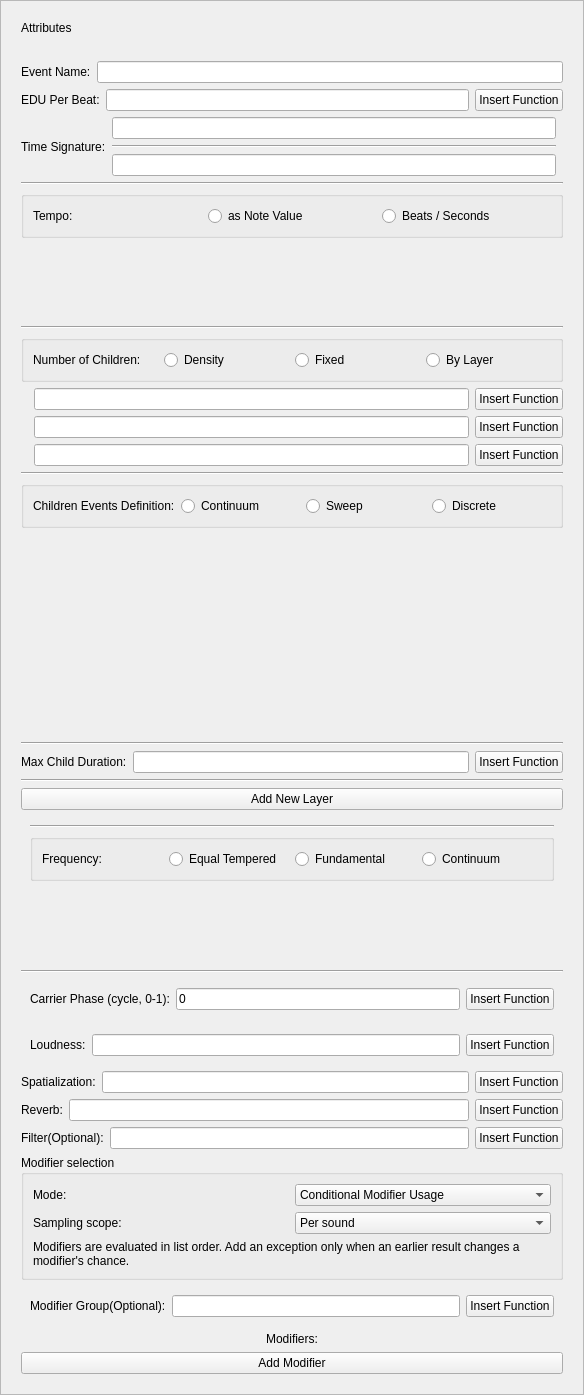
First picture: the form in LASSIE/src/ui/Attributes.ui, repository DiyunZ/dissco, before the edit.
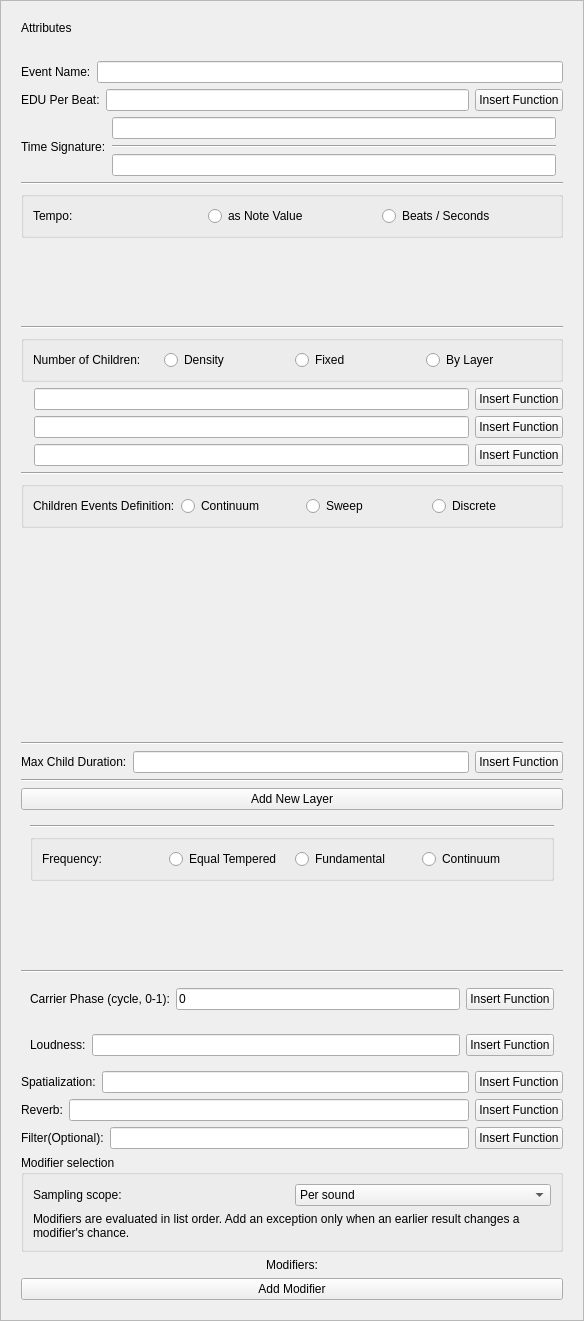
Second picture: the form after the edit. The open tabs and pages were chosen to show the change.

Commit message: Replace modifier groups with modifier usage

```diff
--- a/LASSIE/src/ui/Attributes.ui
+++ b/LASSIE/src/ui/Attributes.ui
@@ -913,34 +913,6 @@
                                 <string>Modifier selection</string>
                             </property>
                             <layout class="QVBoxLayout" name="modifierUsageControlsLayout">
-                                <item>
-                                <layout class="QHBoxLayout" name="modifierModeLayout">
-                                    <item>
-                                        <widget class="QLabel" name="modifierModeLabel">
-                                            <property name="text">
-                                                <string>Mode:</string>
-                                            </property>
-                                        </widget>
-                                    </item>
-                                    <item>
-                                        <widget class="QComboBox" name="modifierModeCombo">
-                                            <property name="toolTip">
-                                                <string>Conditional Modifier Usage evaluates modifiers in list order. Legacy Modifier Groups preserves older projects.</string>
-                                            </property>
-                                            <item>
-                                                <property name="text">
-                                                    <string>Conditional Modifier Usage</string>
-                                                </property>
-                                            </item>
-                                            <item>
-                                                <property name="text">
-                                                    <string>Legacy Modifier Groups</string>
-                                                </property>
-                                            </item>
-                                        </widget>
-                                    </item>
-                                </layout>
-                                </item>
                                 <item>
                                 <layout class="QHBoxLayout" name="modifierSamplingScopeLayout">
                                     <item>
@@ -982,27 +954,6 @@
                             </layout>
                         </widget>
                         </item>
-                        <item>
-                        <widget class="QWidget" name="modGroupContainer">
-                        <layout class="QHBoxLayout" name="modGroupLayout">
-                            <item>
-                                <widget class="QLabel" name="modGroupLabel">
-                                <property name="text"><string>Modifier Group(Optional):</string></property>
-                                </widget>
-                            </item>
-                            <item>
-                                <widget class="QLineEdit" name="modifierGroupEntry"/>
-                            </item>
-                            <item>
-                                <widget class="QPushButton" name="BSModifierGroupButton">
-                                <property name="text">
-                                    <string>Insert Function</string>
-                                </property>
-                                </widget>
-                            </item>
-                        </layout>
-                        </widget>
-                        </item>
                         <item>
                         <layout class="QVBoxLayout" name="modifierLabelLayout">
                             <item>
```
The commit also changes 28 other files.
